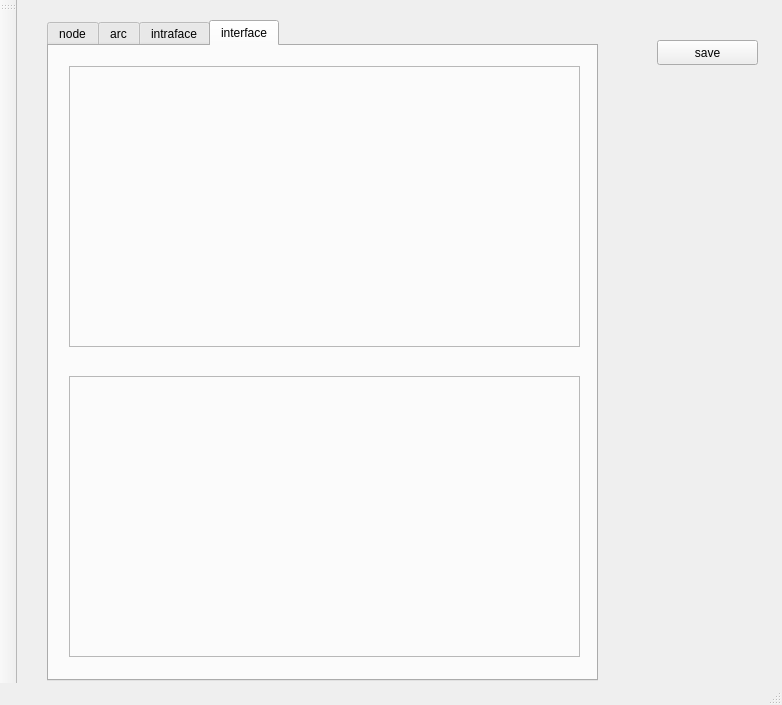
The window that OntologyEquationAssignmentEditor/assign_equations_gui.ui (heinz-preisig/ProMo-packages-OntologyBuilder) describes before a commit, drawn with Qt 5.
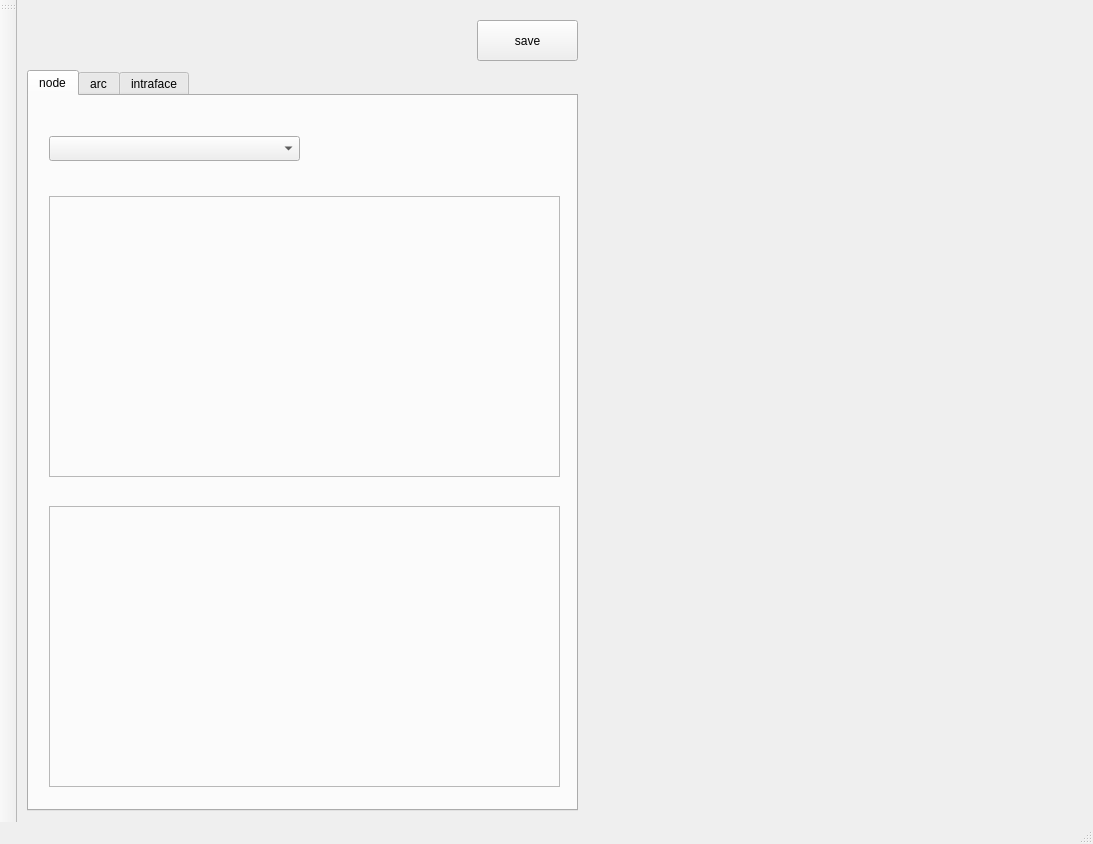
The same window after the commit. The open tabs and pages were chosen to show the change.

The edit to the form file:
```diff
--- a/OntologyEquationAssignmentEditor/assign_equations_gui.ui
+++ b/OntologyEquationAssignmentEditor/assign_equations_gui.ui
@@ -6,8 +6,8 @@
    <rect>
     <x>0</x>
     <y>0</y>
-    <width>782</width>
-    <height>705</height>
+    <width>1093</width>
+    <height>844</height>
    </rect>
   </property>
   <property name="sizePolicy">
@@ -38,10 +38,10 @@
    <widget class="QTabWidget" name="tabWidget">
     <property name="geometry">
      <rect>
-      <x>30</x>
-      <y>20</y>
+      <x>10</x>
+      <y>70</y>
       <width>551</width>
-      <height>661</height>
+      <height>741</height>
      </rect>
     </property>
     <property name="currentIndex">
@@ -55,7 +55,7 @@
       <property name="geometry">
        <rect>
         <x>20</x>
-        <y>20</y>
+        <y>100</y>
         <width>511</width>
         <height>281</height>
        </rect>
@@ -75,14 +75,18 @@
          <height>261</height>
         </rect>
        </property>
-       <layout class="QVBoxLayout" name="verticalLayoutNodeTop"/>
+       <layout class="QVBoxLayout" name="verticalLayoutNodeTop">
+        <item>
+         <layout class="QHBoxLayout" name="horizontalLayout"/>
+        </item>
+       </layout>
       </widget>
      </widget>
      <widget class="QFrame" name="frameNodeBottom">
       <property name="geometry">
        <rect>
         <x>20</x>
-        <y>330</y>
+        <y>410</y>
         <width>511</width>
         <height>281</height>
        </rect>
@@ -105,6 +109,16 @@
        <layout class="QVBoxLayout" name="verticalLayoutNodeBottom"/>
       </widget>
      </widget>
+     <widget class="QComboBox" name="comboNodeNetworks">
+      <property name="geometry">
+       <rect>
+        <x>20</x>
+        <y>40</y>
+        <width>251</width>
+        <height>25</height>
+       </rect>
+      </property>
+     </widget>
     </widget>
     <widget class="QWidget" name="tab_arc">
      <attribute name="title">
@@ -224,73 +238,14 @@
       </widget>
      </widget>
     </widget>
-    <widget class="QWidget" name="tab_interface">
-     <attribute name="title">
-      <string>interface</string>
-     </attribute>
-     <widget class="QFrame" name="frameInterTop">
-      <property name="geometry">
-       <rect>
-        <x>20</x>
-        <y>20</y>
-        <width>511</width>
-        <height>281</height>
-       </rect>
-      </property>
-      <property name="frameShape">
-       <enum>QFrame::StyledPanel</enum>
-      </property>
-      <property name="frameShadow">
-       <enum>QFrame::Raised</enum>
-      </property>
-      <widget class="QWidget" name="verticalLayoutWidget_6">
-       <property name="geometry">
-        <rect>
-         <x>10</x>
-         <y>10</y>
-         <width>491</width>
-         <height>261</height>
-        </rect>
-       </property>
-       <layout class="QVBoxLayout" name="verticalLayoutInterTop"/>
-      </widget>
-     </widget>
-     <widget class="QFrame" name="frameInterBottom">
-      <property name="geometry">
-       <rect>
-        <x>20</x>
-        <y>330</y>
-        <width>511</width>
-        <height>281</height>
-       </rect>
-      </property>
-      <property name="frameShape">
-       <enum>QFrame::StyledPanel</enum>
-      </property>
-      <property name="frameShadow">
-       <enum>QFrame::Raised</enum>
-      </property>
-      <widget class="QWidget" name="verticalLayoutWidget_7">
-       <property name="geometry">
-        <rect>
-         <x>10</x>
-         <y>10</y>
-         <width>491</width>
-         <height>261</height>
-        </rect>
-       </property>
-       <layout class="QVBoxLayout" name="verticalLayoutInterBottom"/>
-      </widget>
-     </widget>
-    </widget>
    </widget>
    <widget class="QPushButton" name="pushNodeSave">
     <property name="geometry">
      <rect>
-      <x>640</x>
-      <y>40</y>
+      <x>460</x>
+      <y>20</y>
       <width>101</width>
-      <height>25</height>
+      <height>41</height>
      </rect>
     </property>
     <property name="text">
```
Left out of the diff: 18 changed lines with no effect on the pictures.
